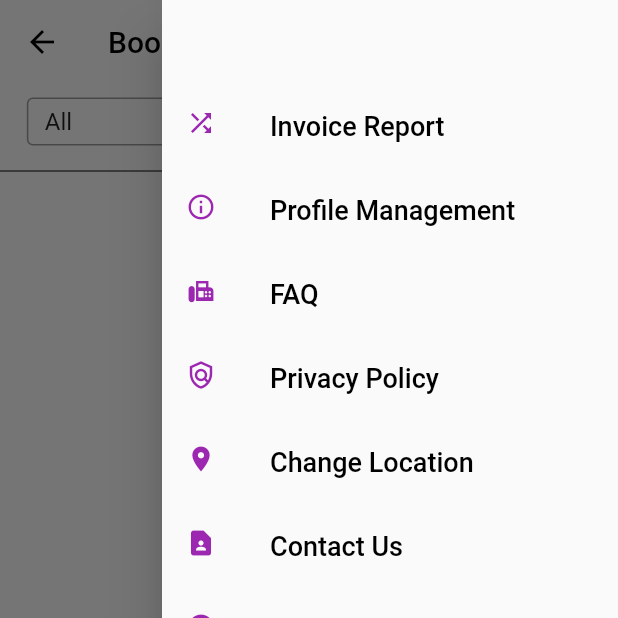
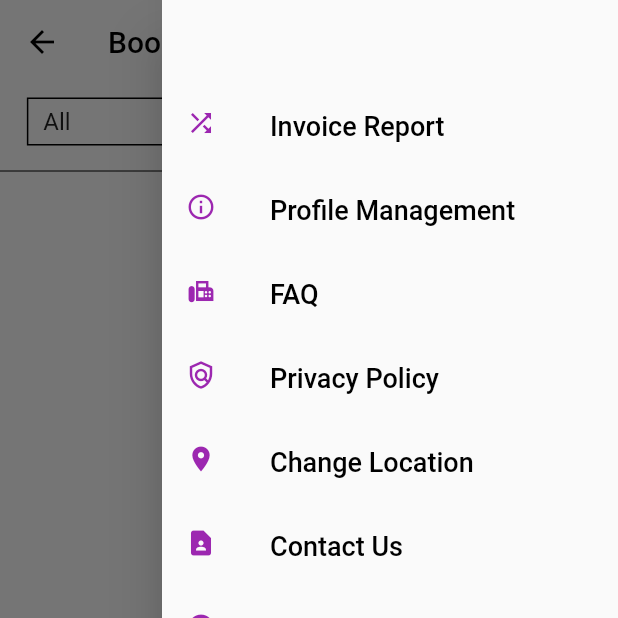
Before and after one commit to blmindore123/pick4ridemerchant, a Flutter app: the BookingListScreen screen opened directly with empty values, with the side drawer open, on a phone screen of 412 x 824 dp, the top half of it. Run offline on Flutter 3.47's test engine with Material 2 defaults, Android fonts, the phone set to English and light mode, and no system bars; drawn by our look-alikes of dropdown_search; our stand-ins replace carousel_slider, firebase_core, firebase_messaging, get, google_fonts, image_picker and 3 more; missing offline and left inert: flutter_pin_code_fields; accounts and stored records are empty; network calls fail.

Commit message:
update code 5

```diff
--- a/lib/screens/bookinglist/booking_details.dart
+++ b/lib/screens/bookinglist/booking_details.dart
@@ -470,7 +470,7 @@ class _BookingDetailsState extends State<BookingDetails> {
                     //   pageHeader: '',
                     // ),
                     SizedBox(
-                      height: 20,
+                      height: 50,
                     ),
                     Text(
                       "${widget.modelname}".toUpperCase(),
--- a/lib/screens/bookinglist/bookinglistscreen.dart
+++ b/lib/screens/bookinglist/bookinglistscreen.dart
@@ -77,6 +77,14 @@ class _BookingListScreenState extends State<BookingListScreen> {
 
   List<Animal> _selectedAnimals5 = [];
 
+  var bookList = [
+    "All",
+    "Past",
+    "Current",
+    "Future",
+  ];
+  String selectBookVehicle = "All";
+
   @override
   Widget build(BuildContext context) {
     return Scaffold(
@@ -130,25 +138,36 @@ class _BookingListScreenState extends State<BookingListScreen> {
                                 //
                                 // Text("All Bookings"),
 
-                                SizedBox(
+                                Container(
                                   width: 130,
                                   height: 32,
-                                  child: DropdownSearch<String>(
-                                    //mode of dropdown
-                                    // mode: Mode.DIALOG,
-                                    // //to show search box
-                                    // showSearchBox: true,
-                                    // showSelectedItem: true,
-                                    //list of dropdown items
-                                    items: [
-                                      "All",
-                                      "Past",
-                                      "Current",
-                                      "Future",
-                                    ],
-                                    //    label: "Country",
-
+                                  padding: EdgeInsets.only(left: 10,right: 10),
+                                  decoration: BoxDecoration(
+                                    border: Border.all(
+                                      color: Colors.black,
+                                      width: 1,
+                                      style: BorderStyle.solid,
+                                    ),
+                                  ),
+                                  child: DropdownButton(
+                                    isExpanded: true,
+                                    value: selectBookVehicle,
+                                    underline: Container(),
+                                    icon: Icon(
+                                      Icons.keyboard_arrow_down,
+                                      color: Colors.black,
+                                    ),
+                                    items: bookList.map((String items) {
+                                      return DropdownMenuItem(
+                                        value: items,
+                                        child: Text(
+                                          items,
+                                        ),
+                                      );
+                                    }).toList(),
                                     onChanged: (vgear) {
+                                      setState(() {
+                                        selectBookVehicle = vgear!;
                                         if (vgear == "All") {
                                           setState(() {
                                             gearmodel = "all";
@@ -199,9 +218,8 @@ class _BookingListScreenState extends State<BookingListScreen> {
                                         } else {
                                           print("");
                                         }
+                                      });
                                     },
-                                    //show selected item
-                                    selectedItem: "All",
                                   ),
                                 ),
                               ],
@@ -221,6 +239,7 @@ class _BookingListScreenState extends State<BookingListScreen> {
                                   color: Colors.purple,
                                   size: 25,
                                 ),
+                                SizedBox(width: 5,),
                                 Text("Extend Booking"),
                               ],
                             ),
```
Also changed, not shown: pubspec.lock, 3 other files. Lines whose indentation alone changed are shown as unchanged.
